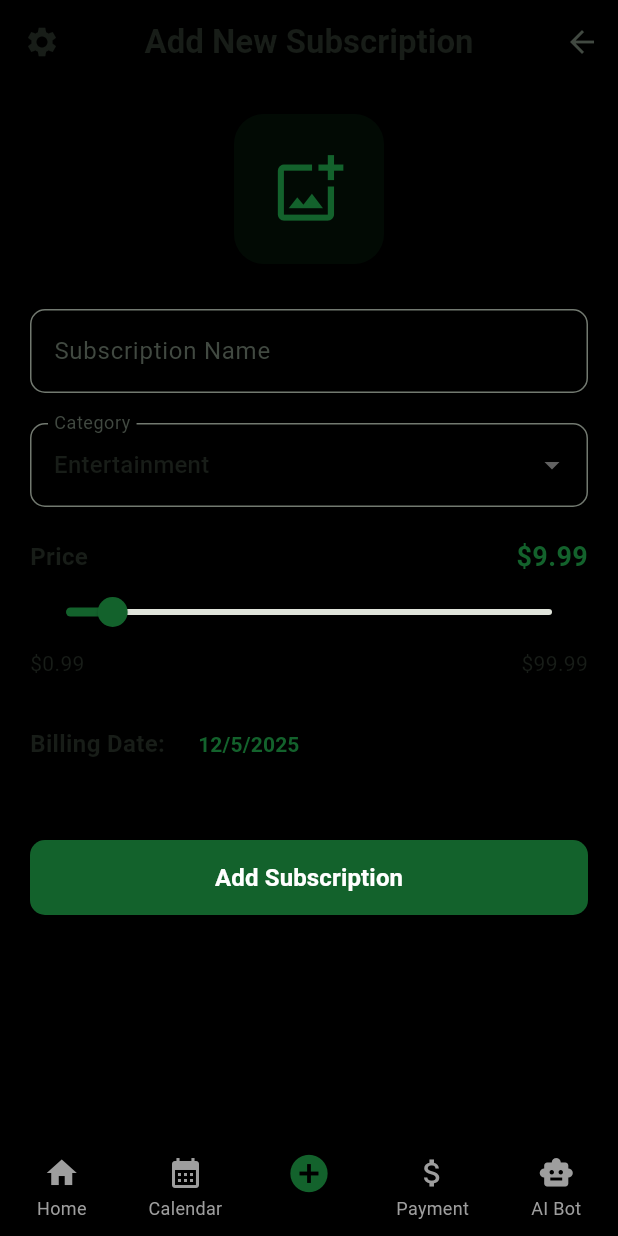
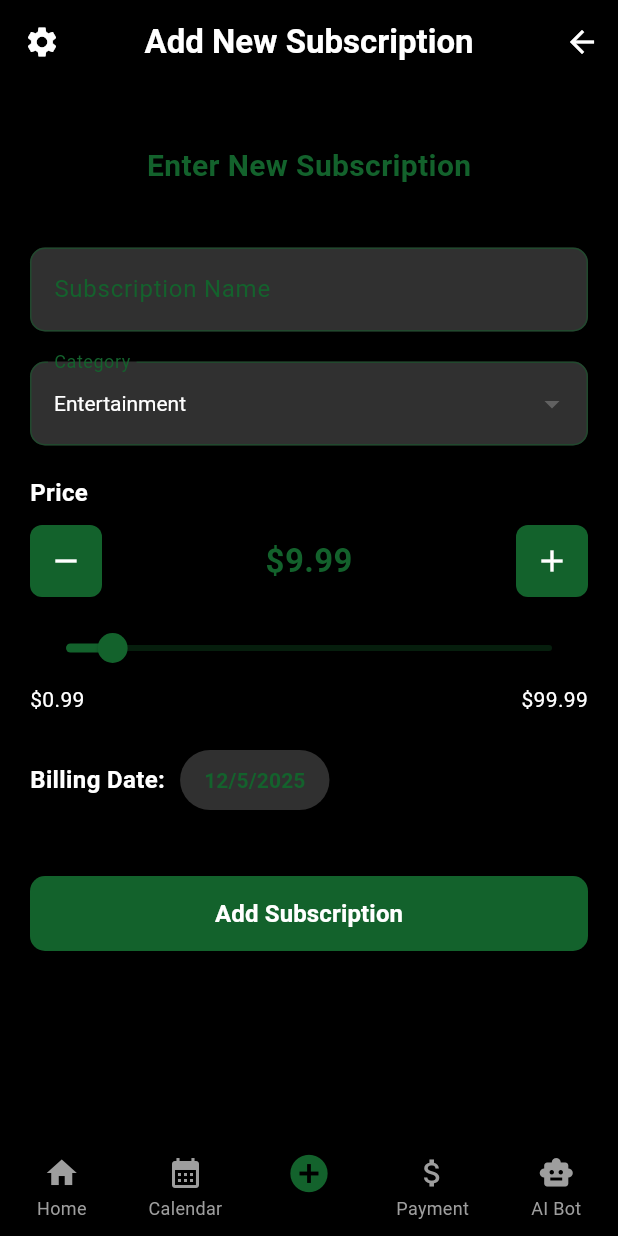
Before and after one commit to Mr-H-Mehdi/SubsTrack, a Flutter app: the screen it shows after launch, item 3 of the bottom bar chosen, on a phone screen of 412 x 824 dp. Run offline on Flutter 3.47's test engine with Material 3 defaults, Android fonts, the phone set to English and light mode, and no system bars; our stand-ins replace table_calendar; network calls fail; Roboto replaces fonts that are missing (Poppins).

Commit message:
Update NewSubscriptionScreen

```diff
--- a/lib/screens/NewSubscriptionScreen.dart
+++ b/lib/screens/NewSubscriptionScreen.dart
@@ -23,20 +23,49 @@ class _NewSubscriptionScreenState extends State<NewSubscriptionScreen> {
     'Other'
   ];
 
+  void _incrementPrice() {
+    setState(() {
+      _currentPrice = _currentPrice + 1 > 99.99 ? 99.99 : _currentPrice + 1;
+    });
+  }
+
+  void _decrementPrice() {
+    setState(() {
+      _currentPrice = _currentPrice - 1 < 0.99 ? 0.99 : _currentPrice - 1;
+    });
+  }
+
   @override
   void dispose() {
     _descriptionController.dispose();
     super.dispose();
   }
 
+  void _resetFields() {
+    setState(() {
+      _descriptionController.clear();
+      _currentPrice = 9.99;
+      _selectedCategory = 'Entertainment';
+      _selectedDate = DateTime.now();
+    });
+  }
+
   @override
   Widget build(BuildContext context) {
+    // Define dark theme colors - always using dark mode
+    Color textColor = Colors.white;
+    Color backgroundColor = Colors.black;
+    Color primaryColor = Theme.of(context).colorScheme.primary;
+    Color inputBackgroundColor = Colors.grey[850]!;
+    Color hintTextColor = Colors.grey[400]!;
+
     return Scaffold(
+      backgroundColor: backgroundColor,
       appBar: AppBar(
         backgroundColor: Colors.transparent,
         elevation: 0,
         leading: IconButton(
-          icon: const Icon(Icons.settings),
+          icon: Icon(Icons.settings, color: textColor),
           onPressed: () {
             Navigator.push(
               context,
@@ -46,14 +75,17 @@ class _NewSubscriptionScreenState extends State<NewSubscriptionScreen> {
         ),
         actions: [
           IconButton(
-            icon: const Icon(Icons.arrow_back),
-            onPressed: () {},
+            icon: Icon(Icons.arrow_back, color: textColor),
+            onPressed: () {
+              Navigator.pop(context);
+            },
           ),
         ],
-        title: const Text(
+        title: Text(
           'Add New Subscription',
           style: TextStyle(
             fontWeight: FontWeight.bold,
+            color: textColor,
           ),
         ),
         centerTitle: true,
@@ -63,37 +95,47 @@ class _NewSubscriptionScreenState extends State<NewSubscriptionScreen> {
         child: Column(
           crossAxisAlignment: CrossAxisAlignment.center,
           children: [
-            // App Icon placeholder
+            // "Enter new subscription" text instead of icon
             Container(
-              width: 100,
-              height: 100,
-              decoration: BoxDecoration(
-                color: Theme.of(context).colorScheme.primary.withOpacity(0.1),
-                borderRadius: BorderRadius.circular(20),
-              ),
-              child: Icon(
-                Icons.add_photo_alternate_outlined,
-                size: 50,
-                color: Theme.of(context).colorScheme.primary,
+              padding: const EdgeInsets.symmetric(vertical: 20),
+              child: Text(
+                'Enter New Subscription',
+                style: TextStyle(
+                  fontSize: 20,
+                  fontWeight: FontWeight.bold,
+                  color: primaryColor,
+                ),
               ),
             ),
 
-            const SizedBox(height: 30),
+            const SizedBox(height: 20),
 
-            // Description field
+            // Description field with improved contrast
             TextField(
               controller: _descriptionController,
+              style: TextStyle(color: textColor),
               decoration: InputDecoration(
                 labelText: 'Subscription Name',
+                labelStyle: TextStyle(color: primaryColor),
                 hintText: 'e.g. Netflix, Spotify',
+                hintStyle: TextStyle(color: hintTextColor),
+                filled: true,
+                fillColor: inputBackgroundColor,
                 border: OutlineInputBorder(
                   borderRadius: BorderRadius.circular(10),
+                  borderSide: BorderSide(color: primaryColor),
                 ),
                 focusedBorder: OutlineInputBorder(
                   borderRadius: BorderRadius.circular(10),
                   borderSide: BorderSide(
-                    color: Theme.of(context).colorScheme.primary,
+                    color: primaryColor,
                     width: 2,
+                  ),
+                ),
+                enabledBorder: OutlineInputBorder(
+                  borderRadius: BorderRadius.circular(10),
+                  borderSide: BorderSide(
+                    color: primaryColor.withOpacity(0.5),
                   ),
                 ),
               ),
@@ -101,19 +143,30 @@ class _NewSubscriptionScreenState extends State<NewSubscriptionScreen> {
 
             const SizedBox(height: 20),
 
-            // Category dropdown
+            // Category dropdown with better contrast
             DropdownButtonFormField<String>(
               value: _selectedCategory,
+              dropdownColor: inputBackgroundColor,
+              style: TextStyle(color: textColor),
               decoration: InputDecoration(
                 labelText: 'Category',
+                labelStyle: TextStyle(color: primaryColor),
+                filled: true,
+                fillColor: inputBackgroundColor,
                 border: OutlineInputBorder(
                   borderRadius: BorderRadius.circular(10),
                 ),
                 focusedBorder: OutlineInputBorder(
                   borderRadius: BorderRadius.circular(10),
                   borderSide: BorderSide(
-                    color: Theme.of(context).colorScheme.primary,
+                    color: primaryColor,
                     width: 2,
+                  ),
+                ),
+                enabledBorder: OutlineInputBorder(
+                  borderRadius: BorderRadius.circular(10),
+                  borderSide: BorderSide(
+                    color: primaryColor.withOpacity(0.5),
                   ),
                 ),
               ),
@@ -132,36 +185,66 @@ class _NewSubscriptionScreenState extends State<NewSubscriptionScreen> {
 
             const SizedBox(height: 20),
 
-            // Price slider
+            // Price section with plus and minus buttons
             Column(
               crossAxisAlignment: CrossAxisAlignment.start,
               children: [
+                Text(
+                  'Price',
+                  style: TextStyle(
+                    fontSize: 16,
+                    fontWeight: FontWeight.bold,
+                    color: textColor,
+                  ),
+                ),
+                const SizedBox(height: 10),
                 Row(
                   mainAxisAlignment: MainAxisAlignment.spaceBetween,
                   children: [
-                    const Text(
-                      'Price',
-                      style: TextStyle(
-                        fontSize: 16,
-                        fontWeight: FontWeight.bold,
+                    // Minus button
+                    Container(
+                      decoration: BoxDecoration(
+                        color: primaryColor,
+                        borderRadius: BorderRadius.circular(8),
+                      ),
+                      child: IconButton(
+                        icon: const Icon(Icons.remove, color: Colors.white),
+                        onPressed: _decrementPrice,
                       ),
                     ),
+
+                    // Price display
                     Text(
                       '\$${_currentPrice.toStringAsFixed(2)}',
                       style: TextStyle(
-                        fontSize: 18,
+                        fontSize: 22,
                         fontWeight: FontWeight.bold,
-                        color: Theme.of(context).colorScheme.primary,
+                        color: primaryColor,
+                      ),
+                    ),
+
+                    // Plus button
+                    Container(
+                      decoration: BoxDecoration(
+                        color: primaryColor,
+                        borderRadius: BorderRadius.circular(8),
+                      ),
+                      child: IconButton(
+                        icon: const Icon(Icons.add, color: Colors.white),
+                        onPressed: _incrementPrice,
                       ),
                     ),
                   ],
                 ),
+                const SizedBox(height: 10),
+                // Slider with better visibility
                 Slider(
                   value: _currentPrice,
                   min: 0.99,
                   max: 99.99,
                   divisions: 99,
-                  activeColor: Theme.of(context).colorScheme.primary,
+                  activeColor: primaryColor,
+                  inactiveColor: primaryColor.withOpacity(0.3),
                   label: _currentPrice.toStringAsFixed(2),
                   onChanged: (double value) {
                     setState(() {
@@ -171,9 +254,9 @@ class _NewSubscriptionScreenState extends State<NewSubscriptionScreen> {
                 ),
                 Row(
                   mainAxisAlignment: MainAxisAlignment.spaceBetween,
-                  children: const [
-                    Text('\$0.99'),
-                    Text('\$99.99'),
+                  children: [
+                    Text('\$0.99', style: TextStyle(color: textColor)),
+                    Text('\$99.99', style: TextStyle(color: textColor)),
                   ],
                 ),
               ],
@@ -181,14 +264,15 @@ class _NewSubscriptionScreenState extends State<NewSubscriptionScreen> {
 
             const SizedBox(height: 20),
 
-            // Billing cycle
+            // Billing cycle with better visibility
             Row(
               children: [
-                const Text(
+                Text(
                   'Billing Date:',
                   style: TextStyle(
                     fontSize: 16,
                     fontWeight: FontWeight.bold,
+                    color: textColor,
                   ),
                 ),
                 const SizedBox(width: 10),
@@ -199,6 +283,16 @@ class _NewSubscriptionScreenState extends State<NewSubscriptionScreen> {
                       initialDate: _selectedDate,
                       firstDate: DateTime.now(),
                       lastDate: DateTime(2100),
+                      builder: (BuildContext context, Widget? child) {
+                        return Theme(
+                          data: ThemeData.light().copyWith(
+                            colorScheme: ColorScheme.light(
+                              primary: primaryColor,
+                            ),
+                          ),
+                          child: child!,
+                        );
+                      },
                     );
                     if (picked != null && picked != _selectedDate) {
                       setState(() {
@@ -206,10 +300,15 @@ class _NewSubscriptionScreenState extends State<NewSubscriptionScreen> {
                       });
                     }
                   },
+                  style: TextButton.styleFrom(
+                    backgroundColor: inputBackgroundColor,
+                    padding:
+                        const EdgeInsets.symmetric(horizontal: 16, vertical: 8),
+                  ),
                   child: Text(
                     '${_selectedDate.day}/${_selectedDate.month}/${_selectedDate.year}',
                     style: TextStyle(
-                      color: Theme.of(context).colorScheme.primary,
+                      color: primaryColor,
                       fontWeight: FontWeight.bold,
                     ),
                   ),
@@ -225,16 +324,30 @@ class _NewSubscriptionScreenState extends State<NewSubscriptionScreen> {
               height: 50,
               child: ElevatedButton(
                 onPressed: () {
-                  // Save subscription logic would go here
-                  ScaffoldMessenger.of(context).showSnackBar(
-                    const SnackBar(
-                      content: Text('Subscription added successfully!'),
-                    ),
-                  );
-                  Navigator.pop(context);
+                  // Check if subscription name is not empty
+                  if (_descriptionController.text.trim().isNotEmpty) {
+                    // Show success snackbar
+                    ScaffoldMessenger.of(context).showSnackBar(
+                      SnackBar(
+                        content: const Text('Subscription added successfully!'),
+                        backgroundColor: primaryColor,
+                      ),
+                    );
+
+                    // Reset fields to default state
+                    _resetFields();
+                  } else {
+                    // Show error if subscription name is empty
+                    ScaffoldMessenger.of(context).showSnackBar(
+                      SnackBar(
+                        content: const Text('Please enter a subscription name'),
+                        backgroundColor: Colors.red,
+                      ),
+                    );
+                  }
                 },
                 style: ElevatedButton.styleFrom(
-                  backgroundColor: Theme.of(context).colorScheme.primary,
+                  backgroundColor: primaryColor,
                   foregroundColor: Colors.white,
                   shape: RoundedRectangleBorder(
                     borderRadius: BorderRadius.circular(10),
@@ -252,6 +365,37 @@ class _NewSubscriptionScreenState extends State<NewSubscriptionScreen> {
           ],
         ),
       ),
+      // bottomNavigationBar: Theme(
+      //   data: ThemeData.dark(),
+      //   child: BottomNavigationBar(
+      //     backgroundColor: Colors.black,
+      //     selectedItemColor: primaryColor,
+      //     unselectedItemColor: Colors.grey,
+      //     type: BottomNavigationBarType.fixed,
+      //     items: const [
+      //       BottomNavigationBarItem(
+      //         icon: Icon(Icons.home),
+      //         label: 'Home',
+      //       ),
+      //       BottomNavigationBarItem(
+      //         icon: Icon(Icons.calendar_today),
+      //         label: 'Calendar',
+      //       ),
+      //       BottomNavigationBarItem(
+      //         icon: Icon(Icons.add_circle),
+      //         label: '',
+      //       ),
+      //       BottomNavigationBarItem(
+      //         icon: Icon(Icons.attach_money),
+      //         label: 'Payment',
+      //       ),
+      //       BottomNavigationBarItem(
+      //         icon: Icon(Icons.chat_bubble_outline),
+      //         label: 'AI Bot',
+      //       ),
+      //     ],
+      //   ),
+      // ),
     );
   }
 }
```
